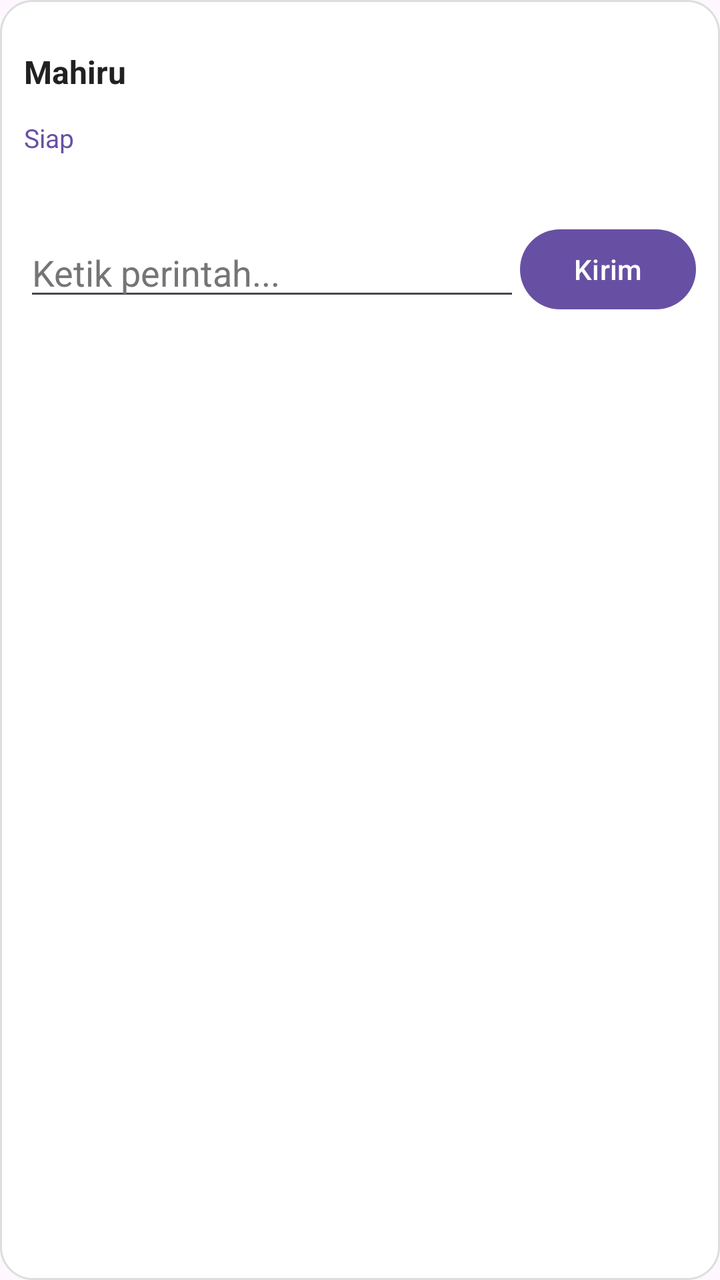
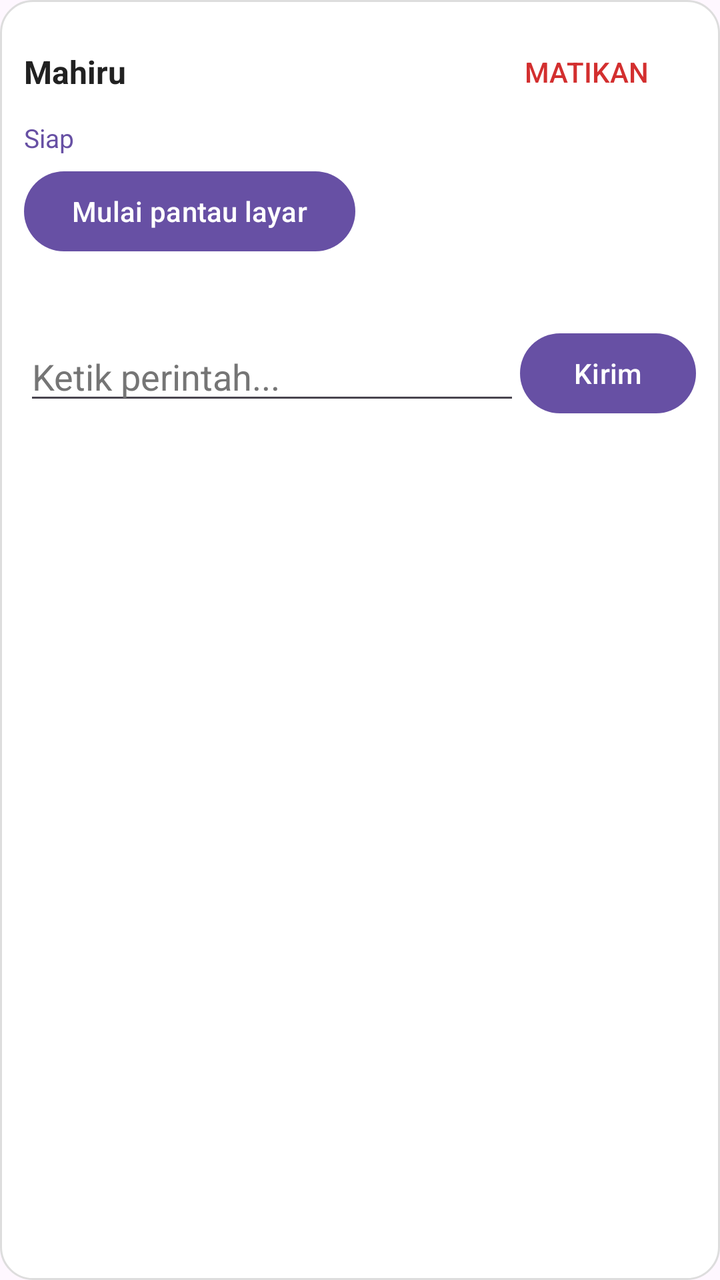

An Android layout rendered at two revisions. The XML below is the earlier revision; the diff shows what the commit changed to produce the second picture.
<!-- AndroidManifest.xml: application theme Theme.Mahiru -->
<!-- res/layout/panel.xml -->
<?xml version="1.0" encoding="utf-8"?>
<LinearLayout xmlns:android="http://schemas.android.com/apk/res/android"
    android:layout_width="match_parent"
    android:layout_height="wrap_content"
    android:background="@drawable/bg_panel"
    android:orientation="vertical"
    android:padding="12dp">

    <LinearLayout
        android:layout_width="match_parent"
        android:layout_height="wrap_content"
        android:gravity="center_vertical"
        android:orientation="horizontal">

        <TextView
            android:layout_width="0dp"
            android:layout_height="wrap_content"
            android:layout_weight="1"
            android:text="Mahiru"
            android:textColor="#212121"
            android:textSize="16sp"
            android:textStyle="bold" />

        <Button
            android:id="@+id/btnHide"
            style="?android:attr/borderlessButtonStyle"
            android:layout_width="wrap_content"
            android:layout_height="wrap_content"
            android:text="Sembunyikan" />
    </LinearLayout>

    <TextView
        android:id="@+id/status"
        android:layout_width="match_parent"
        android:layout_height="wrap_content"
        android:text="Siap"
        android:textColor="#6750A4"
        android:textSize="13sp" />

    <TextView
        android:id="@+id/answer"
        android:layout_width="match_parent"
        android:layout_height="wrap_content"
        android:layout_marginTop="6dp"
        android:maxLines="8"
        android:scrollbars="vertical"
        android:textColor="#212121"
        android:textSize="14sp" />

    <LinearLayout
        android:layout_width="match_parent"
        android:layout_height="wrap_content"
        android:layout_marginTop="8dp"
        android:gravity="center_vertical"
        android:orientation="horizontal">

        <EditText
            android:id="@+id/input"
            android:layout_width="0dp"
            android:layout_height="wrap_content"
            android:layout_weight="1"
            android:hint="Ketik perintah..."
            android:inputType="textCapSentences"
            android:maxLines="3"
            android:textColor="#212121"
            android:textColorHint="#757575" />

        <Button
            android:id="@+id/btnSend"
            android:layout_width="wrap_content"
            android:layout_height="wrap_content"
            android:text="Kirim" />
    </LinearLayout>
</LinearLayout>
<!-- resources referenced by this layout -->
<resources>
  <!-- drawable bg_panel (drawable) -->
  <?xml version="1.0" encoding="utf-8"?>
  <shape xmlns:android="http://schemas.android.com/apk/res/android" android:shape="rectangle">
      <solid android:color="#FFFFFF" />
      <corners android:radius="16dp" />
      <stroke android:width="1dp" android:color="#DDDDDD" />
  </shape>
  <style name="Theme.Mahiru" parent="Theme.Material3.DayNight.NoActionBar" />
</resources>

<!-- the commit's change to res/layout/panel.xml (unified diff, before → after) -->
@@ -27,6 +27,14 @@
             android:layout_width="wrap_content"
             android:layout_height="wrap_content"
             android:text="Sembunyikan" />
+
+        <Button
+            android:id="@+id/btnQuit"
+            style="?android:attr/borderlessButtonStyle"
+            android:layout_width="wrap_content"
+            android:layout_height="wrap_content"
+            android:text="Matikan"
+            android:textColor="#D32F2F" />
     </LinearLayout>
 
     <TextView
@@ -36,6 +44,13 @@
         android:text="Siap"
         android:textColor="#6750A4"
         android:textSize="13sp" />
+
+    <Button
+        android:id="@+id/btnMonitor"
+        android:layout_width="wrap_content"
+        android:layout_height="wrap_content"
+        android:layout_marginTop="4dp"
+        android:text="Mulai pantau layar" />
 
     <TextView
         android:id="@+id/answer"
